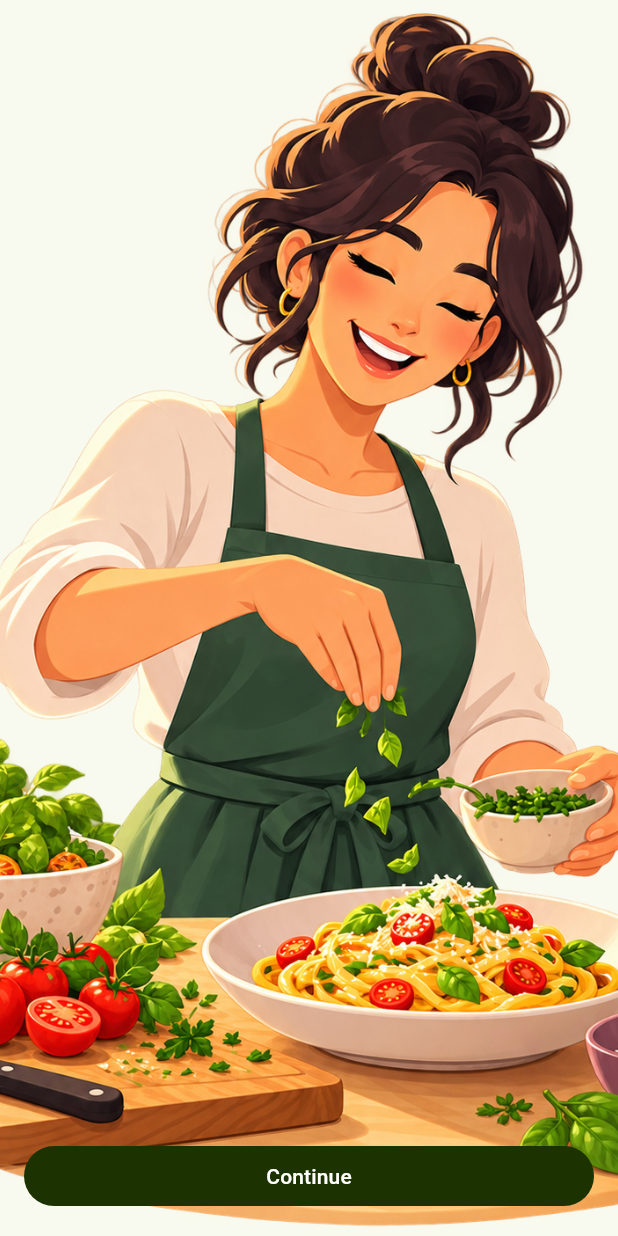
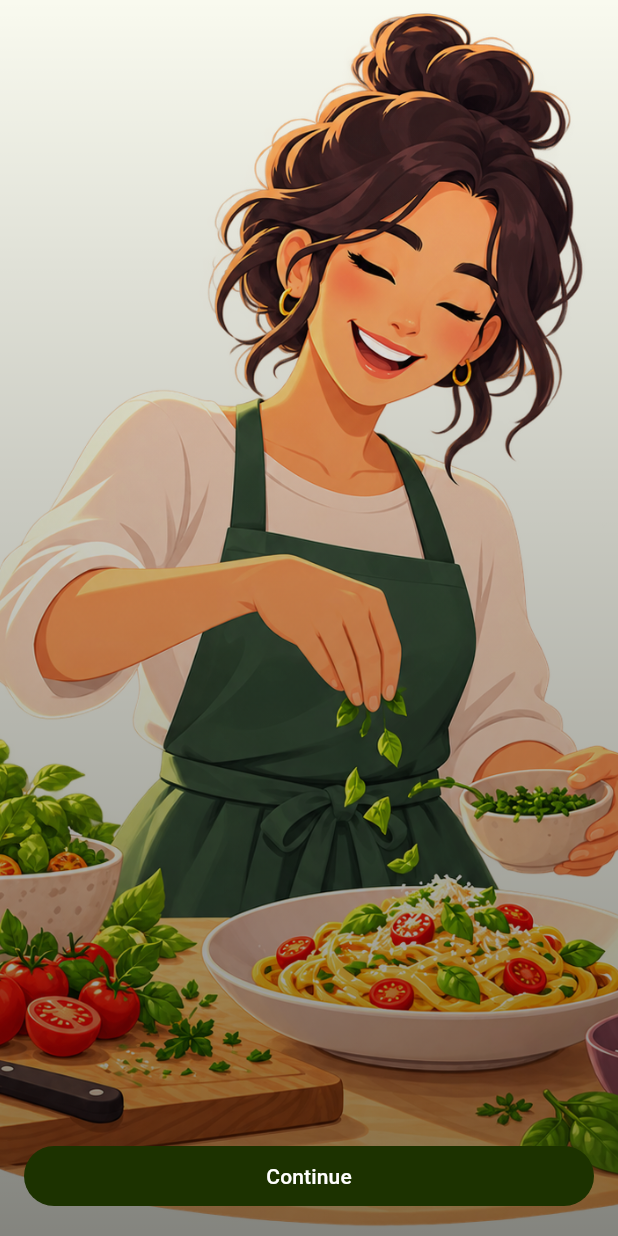
Before and after one commit to 1acc0238-13981/easyrecipe-mobile-flutter, a Flutter app: the screen it shows after launch, on a phone screen of 412 x 824 dp. Run offline on Flutter 3.47's test engine with Material 3 defaults, Android fonts, the phone set to English and light mode, and no system bars.

Commit message:
refactor: restructure project by moving files to appropriate directories and updating imports

```diff
--- a/lib/login_page.dart
+++ b/lib/features/auth/login_page.dart
@@ -1,4 +1,4 @@
-import 'package:easy_recipe/main_page.dart';
+import 'package:easy_recipe/features/main/main_page.dart';
 import 'package:flutter/material.dart';
 
 class LoginPage extends StatefulWidget {
--- a/lib/onboarding_page.dart
+++ b/lib/features/onboarding/onboarding_page.dart
@@ -1,4 +1,4 @@
-import 'package:easy_recipe/login_page.dart';
+import 'package:easy_recipe/features/auth/login_page.dart';
 import 'package:flutter/material.dart';
 
 class OnboardingPage extends StatelessWidget {
@@ -14,7 +14,18 @@ class OnboardingPage extends StatelessWidget {
           height: double.infinity,
           fit: BoxFit.cover,
         ),
-
+        Container(
+          decoration: BoxDecoration(
+            gradient: LinearGradient(
+              begin: AlignmentGeometry.topCenter,
+              end: AlignmentGeometry.bottomCenter,
+              colors: [
+                Colors.transparent,
+                Theme.of(context).colorScheme.shadow.withAlpha(120),
+              ],
+            ),
+          ),
+        ),
         SafeArea(
           child: Padding(
             padding: const EdgeInsets.all(16),
--- a/lib/main.dart
+++ b/lib/main.dart
@@ -1,5 +1,5 @@
-import 'package:easy_recipe/onboarding_page.dart';
-import 'package:easy_recipe/theme.dart';
+import 'package:easy_recipe/features/onboarding/onboarding_page.dart';
+import 'package:easy_recipe/core/theme.dart';
 import 'package:flutter/material.dart';
 
 void main() {
```
Also changed, not shown: lib/core/theme.dart (renamed from lib/theme.dart), lib/features/main/main_page.dart (renamed from lib/main_page.dart).
